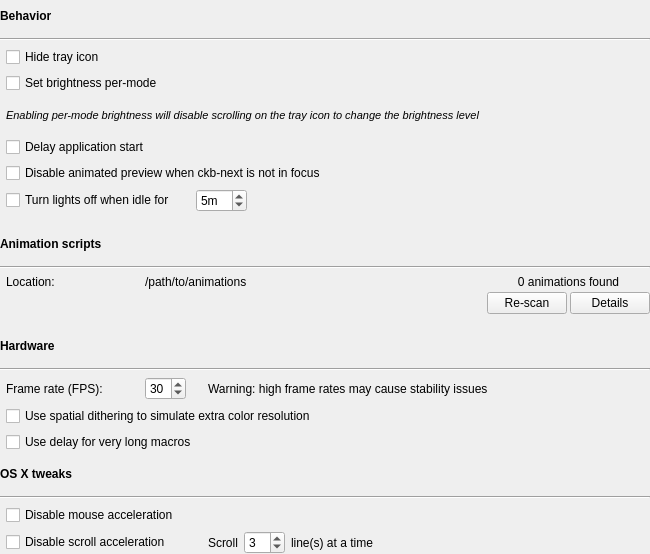
First picture: the form in src/gui/extrasettingswidget.ui, repository ckb-next/ckb-next, before the edit.
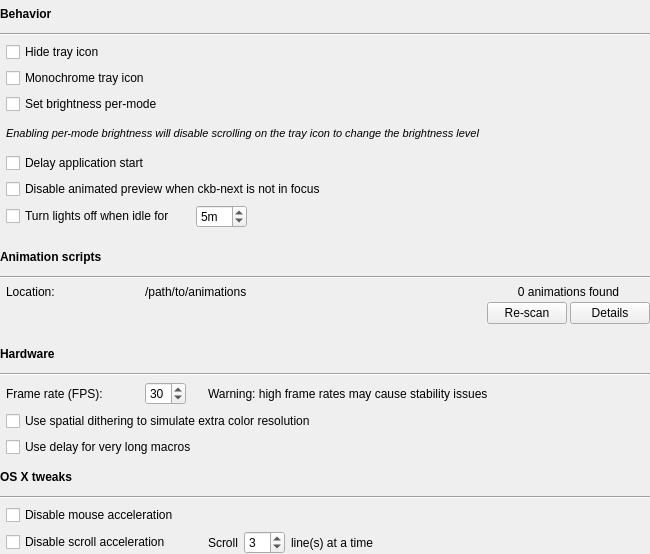
Second picture: the form after the edit.

Commit message: Move monochrome tray option to settings

What changed in the file:
```diff
--- a/src/gui/extrasettingswidget.ui
+++ b/src/gui/extrasettingswidget.ui
@@ -35,13 +35,242 @@
    <property name="horizontalSpacing">
     <number>6</number>
    </property>
-   <item row="19" column="1" colspan="6">
-    <widget class="QCheckBox" name="ditherBox">
-     <property name="toolTip">
-      <string>May improve appearance on some keyboards.</string>
+   <item row="13" column="0" colspan="7">
+    <widget class="Line" name="line_3">
+     <property name="orientation">
+      <enum>Qt::Horizontal</enum>
      </property>
+    </widget>
+   </item>
+   <item row="0" column="0" colspan="7">
+    <widget class="QLabel" name="label">
+     <property name="font">
+      <font>
+       <weight>75</weight>
+       <bold>true</bold>
+      </font>
+     </property>
      <property name="text">
-      <string>Use spatial dithering to simulate extra color resolution</string>
+      <string>Behavior</string>
+     </property>
+    </widget>
+   </item>
+   <item row="19" column="6">
+    <spacer name="horizontalSpacer">
+     <property name="orientation">
+      <enum>Qt::Horizontal</enum>
+     </property>
+     <property name="sizeHint" stdset="0">
+      <size>
+       <width>40</width>
+       <height>20</height>
+      </size>
+     </property>
+    </spacer>
+   </item>
+   <item row="19" column="3">
+    <widget class="QSpinBox" name="fpsBox">
+     <property name="minimum">
+      <number>5</number>
+     </property>
+     <property name="maximum">
+      <number>60</number>
+     </property>
+     <property name="value">
+      <number>30</number>
+     </property>
+    </widget>
+   </item>
+   <item row="10" column="1" colspan="6">
+    <layout class="QHBoxLayout" name="horizontalLayout_4" stretch="0,1,0,0">
+     <property name="spacing">
+      <number>6</number>
+     </property>
+     <property name="sizeConstraint">
+      <enum>QLayout::SetDefaultConstraint</enum>
+     </property>
+     <item>
+      <widget class="QCheckBox" name="timerBox">
+       <property name="enabled">
+        <bool>true</bool>
+       </property>
+       <property name="sizePolicy">
+        <sizepolicy hsizetype="Maximum" vsizetype="Fixed">
+         <horstretch>0</horstretch>
+         <verstretch>0</verstretch>
+        </sizepolicy>
+       </property>
+       <property name="text">
+        <string>Turn lights off when idle for</string>
+       </property>
+       <property name="checkable">
+        <bool>true</bool>
+       </property>
+       <property name="checked">
+        <bool>false</bool>
+       </property>
+      </widget>
+     </item>
+     <item>
+      <spacer name="horizontalSpacer_5">
+       <property name="orientation">
+        <enum>Qt::Horizontal</enum>
+       </property>
+       <property name="sizeType">
+        <enum>QSizePolicy::Fixed</enum>
+       </property>
+       <property name="sizeHint" stdset="0">
+        <size>
+         <width>15</width>
+         <height>20</height>
+        </size>
+       </property>
+      </spacer>
+     </item>
+     <item>
+      <widget class="QSpinBox" name="timerMinBox">
+       <property name="enabled">
+        <bool>true</bool>
+       </property>
+       <property name="suffix">
+        <string comment="minutes">m</string>
+       </property>
+       <property name="minimum">
+        <number>1</number>
+       </property>
+       <property name="value">
+        <number>5</number>
+       </property>
+      </widget>
+     </item>
+     <item>
+      <spacer name="horizontalSpacer_6">
+       <property name="orientation">
+        <enum>Qt::Horizontal</enum>
+       </property>
+       <property name="sizeHint" stdset="0">
+        <size>
+         <width>40</width>
+         <height>20</height>
+        </size>
+       </property>
+      </spacer>
+     </item>
+    </layout>
+   </item>
+   <item row="8" column="1" colspan="6">
+    <widget class="QCheckBox" name="startDelayBox">
+     <property name="text">
+      <string>Delay application start</string>
+     </property>
+    </widget>
+   </item>
+   <item row="23" column="0" colspan="7">
+    <widget class="QLabel" name="osxLabel">
+     <property name="font">
+      <font>
+       <weight>75</weight>
+       <bold>true</bold>
+      </font>
+     </property>
+     <property name="text">
+      <string>OS X tweaks</string>
+     </property>
+    </widget>
+   </item>
+   <item row="11" column="1">
+    <spacer name="verticalSpacer_5">
+     <property name="orientation">
+      <enum>Qt::Vertical</enum>
+     </property>
+     <property name="sizeType">
+      <enum>QSizePolicy::Fixed</enum>
+     </property>
+     <property name="sizeHint" stdset="0">
+      <size>
+       <width>20</width>
+       <height>10</height>
+      </size>
+     </property>
+    </spacer>
+   </item>
+   <item row="26" column="5" colspan="2">
+    <widget class="QWidget" name="sSpeedWidget" native="true">
+     <property name="sizePolicy">
+      <sizepolicy hsizetype="Expanding" vsizetype="Preferred">
+       <horstretch>0</horstretch>
+       <verstretch>0</verstretch>
+      </sizepolicy>
+     </property>
+     <layout class="QHBoxLayout" name="horizontalLayout_2">
+      <property name="leftMargin">
+       <number>0</number>
+      </property>
+      <property name="topMargin">
+       <number>0</number>
+      </property>
+      <property name="rightMargin">
+       <number>0</number>
+      </property>
+      <property name="bottomMargin">
+       <number>0</number>
+      </property>
+      <item>
+       <widget class="QLabel" name="label_10">
+        <property name="text">
+         <string>Scroll</string>
+        </property>
+       </widget>
+      </item>
+      <item>
+       <widget class="QSpinBox" name="sSpeedBox">
+        <property name="minimum">
+         <number>1</number>
+        </property>
+        <property name="maximum">
+         <number>10</number>
+        </property>
+        <property name="value">
+         <number>3</number>
+        </property>
+       </widget>
+      </item>
+      <item>
+       <widget class="QLabel" name="label_11">
+        <property name="sizePolicy">
+         <sizepolicy hsizetype="Expanding" vsizetype="Preferred">
+          <horstretch>0</horstretch>
+          <verstretch>0</verstretch>
+         </sizepolicy>
+        </property>
+        <property name="text">
+         <string>line(s) at a time</string>
+        </property>
+       </widget>
+      </item>
+     </layout>
+    </widget>
+   </item>
+   <item row="9" column="1" colspan="6">
+    <widget class="QCheckBox" name="previewBox">
+     <property name="text">
+      <string>Disable animated preview when ckb-next is not in focus</string>
+     </property>
+     <property name="checked">
+      <bool>false</bool>
+     </property>
+    </widget>
+   </item>
+   <item row="12" column="0" colspan="7">
+    <widget class="QLabel" name="label_5">
+     <property name="font">
+      <font>
+       <weight>75</weight>
+       <bold>true</bold>
+      </font>
+     </property>
+     <property name="text">
+      <string>Animation scripts</string>
      </property>
     </widget>
    </item>
@@ -55,14 +284,53 @@
      </property>
     </widget>
    </item>
+   <item row="24" column="0" colspan="7">
+    <widget class="Line" name="osxLine">
+     <property name="orientation">
+      <enum>Qt::Horizontal</enum>
+     </property>
+    </widget>
+   </item>
+   <item row="1" column="0" colspan="7">
+    <widget class="Line" name="line">
+     <property name="orientation">
+      <enum>Qt::Horizontal</enum>
+     </property>
+    </widget>
+   </item>
+   <item row="19" column="2">
+    <spacer name="horizontalSpacer_2">
+     <property name="orientation">
+      <enum>Qt::Horizontal</enum>
+     </property>
+     <property name="sizeType">
+      <enum>QSizePolicy::Fixed</enum>
+     </property>
+     <property name="sizeHint" stdset="0">
+      <size>
+       <width>30</width>
+       <height>20</height>
+      </size>
+     </property>
+    </spacer>
+   </item>
+   <item row="5" column="1" colspan="6">
+    <widget class="QLabel" name="scrollWarningLabel">
+     <property name="enabled">
+      <bool>true</bool>
+     </property>
+     <property name="font">
+      <font>
+       <pointsize>8</pointsize>
+       <italic>true</italic>
+      </font>
+     </property>
+     <property name="text">
+      <string>Enabling per-mode brightness will disable scrolling on the tray icon to change the brightness level</string>
+     </property>
+    </widget>
+   </item>
    <item row="16" column="0" colspan="7">
-    <widget class="Line" name="line_2">
-     <property name="orientation">
-      <enum>Qt::Horizontal</enum>
-     </property>
-    </widget>
-   </item>
-   <item row="15" column="0" colspan="7">
     <widget class="QLabel" name="label_2">
      <property name="font">
       <font>
@@ -75,17 +343,23 @@
      </property>
     </widget>
    </item>
-   <item row="25" column="1" colspan="4">
-    <widget class="QCheckBox" name="sAccelBox">
-     <property name="toolTip">
-      <string>Try this if you're having problems with the scroll wheel.</string>
+   <item row="15" column="1">
+    <spacer name="verticalSpacer_6">
+     <property name="orientation">
+      <enum>Qt::Vertical</enum>
      </property>
-     <property name="text">
-      <string>Disable scroll acceleration</string>
+     <property name="sizeType">
+      <enum>QSizePolicy::Fixed</enum>
      </property>
-    </widget>
+     <property name="sizeHint" stdset="0">
+      <size>
+       <width>20</width>
+       <height>10</height>
+      </size>
+     </property>
+    </spacer>
    </item>
-   <item row="13" column="1">
+   <item row="14" column="1">
     <widget class="QLabel" name="label_6">
      <property name="text">
       <string>Location:</string>
@@ -98,82 +372,17 @@
      </property>
     </widget>
    </item>
-   <item row="18" column="6">
-    <spacer name="horizontalSpacer">
-     <property name="orientation">
-      <enum>Qt::Horizontal</enum>
+   <item row="21" column="1" colspan="6">
+    <widget class="QCheckBox" name="delayBox">
+     <property name="toolTip">
+      <string>When using macros with strings longer than 25 chars, some OS may lose characters (e.g. Mint 17.2). Select to prevent that bug.</string>
      </property>
-     <property name="sizeHint" stdset="0">
-      <size>
-       <width>40</width>
-       <height>20</height>
-      </size>
-     </property>
-    </spacer>
-   </item>
-   <item row="14" column="1">
-    <spacer name="verticalSpacer_6">
-     <property name="orientation">
-      <enum>Qt::Vertical</enum>
-     </property>
-     <property name="sizeType">
-      <enum>QSizePolicy::Fixed</enum>
-     </property>
-     <property name="sizeHint" stdset="0">
-      <size>
-       <width>20</width>
-       <height>10</height>
-      </size>
-     </property>
-    </spacer>
-   </item>
-   <item row="0" column="0" colspan="7">
-    <widget class="QLabel" name="label">
-     <property name="font">
-      <font>
-       <weight>75</weight>
-       <bold>true</bold>
-      </font>
-     </property>
      <property name="text">
-      <string>Behavior</string>
+      <string>Use delay for very long macros</string>
      </property>
     </widget>
    </item>
-   <item row="7" column="1" colspan="6">
-    <widget class="QCheckBox" name="startDelayBox">
-     <property name="text">
-      <string>Delay application start</string>
-     </property>
-    </widget>
-   </item>
-   <item row="18" column="3">
-    <widget class="QSpinBox" name="fpsBox">
-     <property name="minimum">
-      <number>5</number>
-     </property>
-     <property name="maximum">
-      <number>60</number>
-     </property>
-     <property name="value">
-      <number>30</number>
-     </property>
-    </widget>
-   </item>
-   <item row="22" column="0" colspan="7">
-    <widget class="QLabel" name="osxLabel">
-     <property name="font">
-      <font>
-       <weight>75</weight>
-       <bold>true</bold>
-      </font>
-     </property>
-     <property name="text">
-      <string>OS X tweaks</string>
-     </property>
-    </widget>
-   </item>
-   <item row="13" column="3" colspan="4">
+   <item row="14" column="3" colspan="4">
     <layout class="QHBoxLayout" name="horizontalLayout" stretch="0,1,0">
      <item>
       <widget class="QLabel" name="animPathLabel">
@@ -247,126 +456,7 @@
      </item>
     </layout>
    </item>
-   <item row="8" column="1" colspan="6">
-    <widget class="QCheckBox" name="previewBox">
-     <property name="text">
-      <string>Disable animated preview when ckb-next is not in focus</string>
-     </property>
-     <property name="checked">
-      <bool>false</bool>
-     </property>
-    </widget>
-   </item>
-   <item row="18" column="2">
-    <spacer name="horizontalSpacer_2">
-     <property name="orientation">
-      <enum>Qt::Horizontal</enum>
-     </property>
-     <property name="sizeType">
-      <enum>QSizePolicy::Fixed</enum>
-     </property>
-     <property name="sizeHint" stdset="0">
-      <size>
-       <width>30</width>
-       <height>20</height>
-      </size>
-     </property>
-    </spacer>
-   </item>
-   <item row="10" column="1">
-    <spacer name="verticalSpacer_5">
-     <property name="orientation">
-      <enum>Qt::Vertical</enum>
-     </property>
-     <property name="sizeType">
-      <enum>QSizePolicy::Fixed</enum>
-     </property>
-     <property name="sizeHint" stdset="0">
-      <size>
-       <width>20</width>
-       <height>10</height>
-      </size>
-     </property>
-    </spacer>
-   </item>
-   <item row="25" column="5" colspan="2">
-    <widget class="QWidget" name="sSpeedWidget" native="true">
-     <property name="sizePolicy">
-      <sizepolicy hsizetype="Expanding" vsizetype="Preferred">
-       <horstretch>0</horstretch>
-       <verstretch>0</verstretch>
-      </sizepolicy>
-     </property>
-     <layout class="QHBoxLayout" name="horizontalLayout_2">
-      <property name="leftMargin">
-       <number>0</number>
-      </property>
-      <property name="topMargin">
-       <number>0</number>
-      </property>
-      <property name="rightMargin">
-       <number>0</number>
-      </property>
-      <property name="bottomMargin">
-       <number>0</number>
-      </property>
-      <item>
-       <widget class="QLabel" name="label_10">
-        <property name="text">
-         <string>Scroll</string>
-        </property>
-       </widget>
-      </item>
-      <item>
-       <widget class="QSpinBox" name="sSpeedBox">
-        <property name="minimum">
-         <number>1</number>
-        </property>
-        <property name="maximum">
-         <number>10</number>
-        </property>
-        <property name="value">
-         <number>3</number>
-        </property>
-       </widget>
-      </item>
-      <item>
-       <widget class="QLabel" name="label_11">
-        <property name="sizePolicy">
-         <sizepolicy hsizetype="Expanding" vsizetype="Preferred">
-          <horstretch>0</horstretch>
-          <verstretch>0</verstretch>
-         </sizepolicy>
-        </property>
-        <property name="text">
-         <string>line(s) at a time</string>
-        </property>
-       </widget>
-      </item>
-     </layout>
-    </widget>
-   </item>
-   <item row="12" column="0" colspan="7">
-    <widget class="Line" name="line_3">
-     <property name="orientation">
-      <enum>Qt::Horizontal</enum>
-     </property>
-    </widget>
-   </item>
-   <item row="18" column="5">
-    <widget class="QLabel" name="fpsWarnLabel">
-     <property name="sizePolicy">
-      <sizepolicy hsizetype="Expanding" vsizetype="Preferred">
-       <horstretch>0</horstretch>
-       <verstretch>0</verstretch>
-      </sizepolicy>
-     </property>
-     <property name="text">
-      <string>Warning: high frame rates may cause stability issues</string>
-     </property>
-    </widget>
-   </item>
-   <item row="3" column="1" colspan="6">
+   <item row="4" column="1" colspan="6">
     <widget class="QCheckBox" name="brightnessBox">
      <property name="toolTip">
       <string>By default, the same brightness level will be applied to all profiles and all devices. Enable this to store it with the lighting mode instead.</string>
@@ -376,37 +466,7 @@
      </property>
     </widget>
    </item>
-   <item row="23" column="0" colspan="7">
-    <widget class="Line" name="osxLine">
-     <property name="orientation">
-      <enum>Qt::Horizontal</enum>
-     </property>
-    </widget>
-   </item>
-   <item row="11" column="0" colspan="7">
-    <widget class="QLabel" name="label_5">
-     <property name="font">
-      <font>
-       <weight>75</weight>
-       <bold>true</bold>
-      </font>
-     </property>
-     <property name="text">
-      <string>Animation scripts</string>
-     </property>
-    </widget>
-   </item>
-   <item row="20" column="1" colspan="6">
-    <widget class="QCheckBox" name="delayBox">
-     <property name="toolTip">
-      <string>When using macros with strings longer than 25 chars, some OS may lose characters (e.g. Mint 17.2). Select to prevent that bug.</string>
-     </property>
-     <property name="text">
-      <string>Use delay for very long macros</string>
-     </property>
-    </widget>
-   </item>
-   <item row="18" column="4">
+   <item row="19" column="4">
     <spacer name="horizontalSpacer_3">
      <property name="orientation">
       <enum>Qt::Horizontal</enum>
@@ -422,30 +482,17 @@
      </property>
     </spacer>
    </item>
-   <item row="1" column="0" colspan="7">
-    <widget class="Line" name="line">
-     <property name="orientation">
-      <enum>Qt::Horizontal</enum>
-     </property>
-    </widget>
-   </item>
-   <item row="4" column="1" colspan="6">
-    <widget class="QLabel" name="scrollWarningLabel">
-     <property name="enabled">
-      <bool>true</bool>
-     </property>
-     <property name="font">
-      <font>
-       <pointsize>8</pointsize>
-       <italic>true</italic>
-      </font>
+   <item row="20" column="1" colspan="6">
+    <widget class="QCheckBox" name="ditherBox">
+     <property name="toolTip">
+      <string>May improve appearance on some keyboards.</string>
      </property>
      <property name="text">
-      <string>Enabling per-mode brightness will disable scrolling on the tray icon to change the brightness level</string>
+      <string>Use spatial dithering to simulate extra color resolution</string>
      </property>
     </widget>
    </item>
-   <item row="24" column="1" colspan="6">
+   <item row="25" column="1" colspan="6">
     <widget class="QCheckBox" name="mAccelBox">
      <property name="toolTip">
       <string>Try this if you're having problems with mouse movement.</string>
@@ -455,89 +502,49 @@
      </property>
     </widget>
    </item>
-   <item row="18" column="1">
+   <item row="26" column="1" colspan="4">
+    <widget class="QCheckBox" name="sAccelBox">
+     <property name="toolTip">
+      <string>Try this if you're having problems with the scroll wheel.</string>
+     </property>
+     <property name="text">
+      <string>Disable scroll acceleration</string>
+     </property>
+    </widget>
+   </item>
+   <item row="19" column="1">
     <widget class="QLabel" name="label_3">
      <property name="text">
       <string>Frame rate (FPS):</string>
      </property>
     </widget>
    </item>
-   <item row="9" column="1" colspan="6">
-    <layout class="QHBoxLayout" name="horizontalLayout_4" stretch="0,1,0,0">
-     <property name="spacing">
-      <number>6</number>
+   <item row="19" column="5">
+    <widget class="QLabel" name="fpsWarnLabel">
+     <property name="sizePolicy">
+      <sizepolicy hsizetype="Expanding" vsizetype="Preferred">
+       <horstretch>0</horstretch>
+       <verstretch>0</verstretch>
+      </sizepolicy>
      </property>
-     <property name="sizeConstraint">
-      <enum>QLayout::SetDefaultConstraint</enum>
+     <property name="text">
+      <string>Warning: high frame rates may cause stability issues</string>
      </property>
-     <item>
-      <widget class="QCheckBox" name="timerBox">
-       <property name="enabled">
-        <bool>true</bool>
-       </property>
-       <property name="sizePolicy">
-        <sizepolicy hsizetype="Maximum" vsizetype="Fixed">
-         <horstretch>0</horstretch>
-         <verstretch>0</verstretch>
-        </sizepolicy>
-       </property>
-       <property name="text">
-        <string>Turn lights off when idle for</string>
-       </property>
-       <property name="checkable">
-        <bool>true</bool>
-       </property>
-       <property name="checked">
-        <bool>false</bool>
-       </property>
-      </widget>
-     </item>
-     <item>
-      <spacer name="horizontalSpacer_5">
-       <property name="orientation">
-        <enum>Qt::Horizontal</enum>
-       </property>
-       <property name="sizeType">
-        <enum>QSizePolicy::Fixed</enum>
-       </property>
-       <property name="sizeHint" stdset="0">
-        <size>
-         <width>15</width>
-         <height>20</height>
-        </size>
-       </property>
-      </spacer>
-     </item>
-     <item>
-      <widget class="QSpinBox" name="timerMinBox">
-       <property name="enabled">
-        <bool>true</bool>
-       </property>
-       <property name="suffix">
-        <string comment="minutes">m</string>
-       </property>
-       <property name="minimum">
-        <number>1</number>
-       </property>
-       <property name="value">
-        <number>5</number>
-       </property>
-      </widget>
-     </item>
-     <item>
-      <spacer name="horizontalSpacer_6">
-       <property name="orientation">
-        <enum>Qt::Horizontal</enum>
-       </property>
-       <property name="sizeHint" stdset="0">
-        <size>
-         <width>40</width>
-         <height>20</height>
-        </size>
-       </property>
-      </spacer>
-     </item>
-    </layout>
+    </widget>
+   </item>
+   <item row="17" column="0" colspan="7">
+    <widget class="Line" name="line_2">
+     <property name="orientation">
+      <enum>Qt::Horizontal</enum>
+     </property>
+    </widget>
+   </item>
+   <item row="3" column="1" colspan="6">
+    <widget class="QCheckBox" name="monochromeBox">
+     <property name="text">
+      <string>Monochrome tray icon</string>
+     </property>
+    </widget>
    </item>
   </layout>
  </widget>
```
The commit also changes 6 other files.
